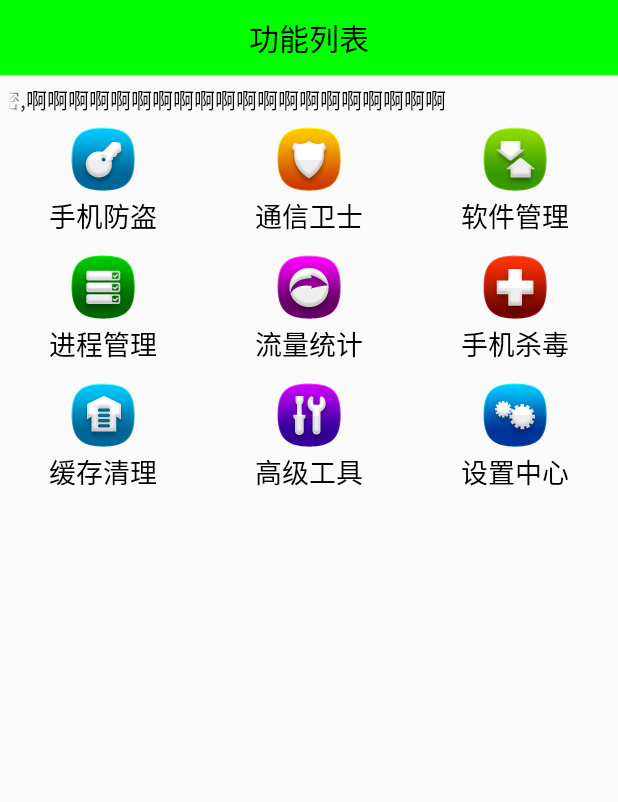
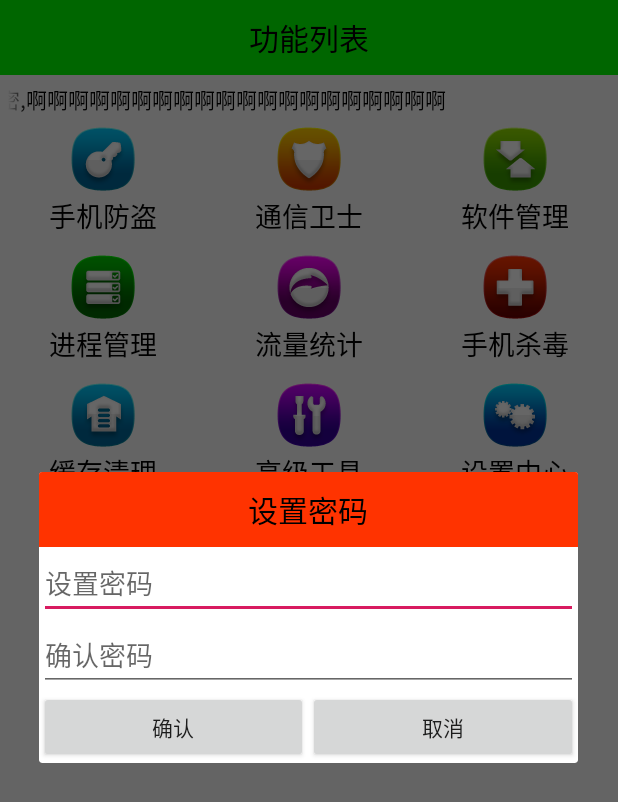
Before and after one commit to MoeRookie/SecurityMax, an Android app: the screen it shows after launch (HomeActivity), after a tap on "手机防盗", on a phone screen of 412 x 824 dp. Shown: the top 802 px of the screen. Run offline under Robolectric (Android 15) with nearby library versions, the phone set to English and light mode, and no system bars.

Commit message:
设置密码对话框

```diff
--- a/app/src/main/java/com/liqun/securitymax/activity/HomeActivity.java
+++ b/app/src/main/java/com/liqun/securitymax/activity/HomeActivity.java
@@ -13,6 +13,7 @@ import android.widget.ListAdapter;
 import android.widget.TextView;
 
 import androidx.annotation.Nullable;
+import androidx.appcompat.app.AlertDialog;
 import androidx.appcompat.app.AppCompatActivity;
 
 import com.liqun.securitymax.R;
@@ -94,7 +95,14 @@ public class HomeActivity extends AppCompatActivity {
      * 设置密码对话框
      */
     private void showSetPsdDialog() {
-
+        // 因为需要自己去定义对话框的展示样式, 所以需要调用 dialog.setView(view);
+        // view是由自己编写的xml转换成的对象(xml--->view)
+        AlertDialog.Builder builder = new AlertDialog.Builder(this);
+        AlertDialog dialog = builder.create();
+        View view = View.inflate(this, R.layout.dialog_set_psd, null);
+        // 让对话框显示一个自定义的界面效果
+        dialog.setView(view);
+        dialog.show();
     }
 
     private class MyAdapter extends BaseAdapter {
--- /dev/null
+++ b/app/src/main/res/layout/dialog_set_psd.xml
@@ -0,0 +1,36 @@
+<?xml version="1.0" encoding="utf-8"?>
+<LinearLayout xmlns:android="http://schemas.android.com/apk/res/android"
+    android:orientation="vertical"
+    android:layout_width="match_parent"
+    android:layout_height="match_parent">
+    <TextView
+        android:text="设置密码"
+        style="@style/TitleStyle"
+        android:background="#f30"/>
+    <EditText
+        android:id="@+id/et_set_psd"
+        android:hint="设置密码"
+        android:layout_width="match_parent"
+        android:layout_height="wrap_content"/>
+    <EditText
+        android:id="@+id/et_confirm_psd"
+        android:hint="确认密码"
+        android:layout_width="match_parent"
+        android:layout_height="wrap_content"/>
+    <LinearLayout
+        android:layout_width="match_parent"
+        android:layout_height="wrap_content">
+        <Button
+            android:id="@+id/btn_submit"
+            android:layout_width="0dp"
+            android:layout_weight="1"
+            android:layout_height="wrap_content"
+            android:text="确认"/>
+        <Button
+            android:id="@+id/btn_cancel"
+            android:layout_width="0dp"
+            android:layout_weight="1"
+            android:layout_height="wrap_content"
+            android:text="取消"/>
+    </LinearLayout>
+</LinearLayout>
```
